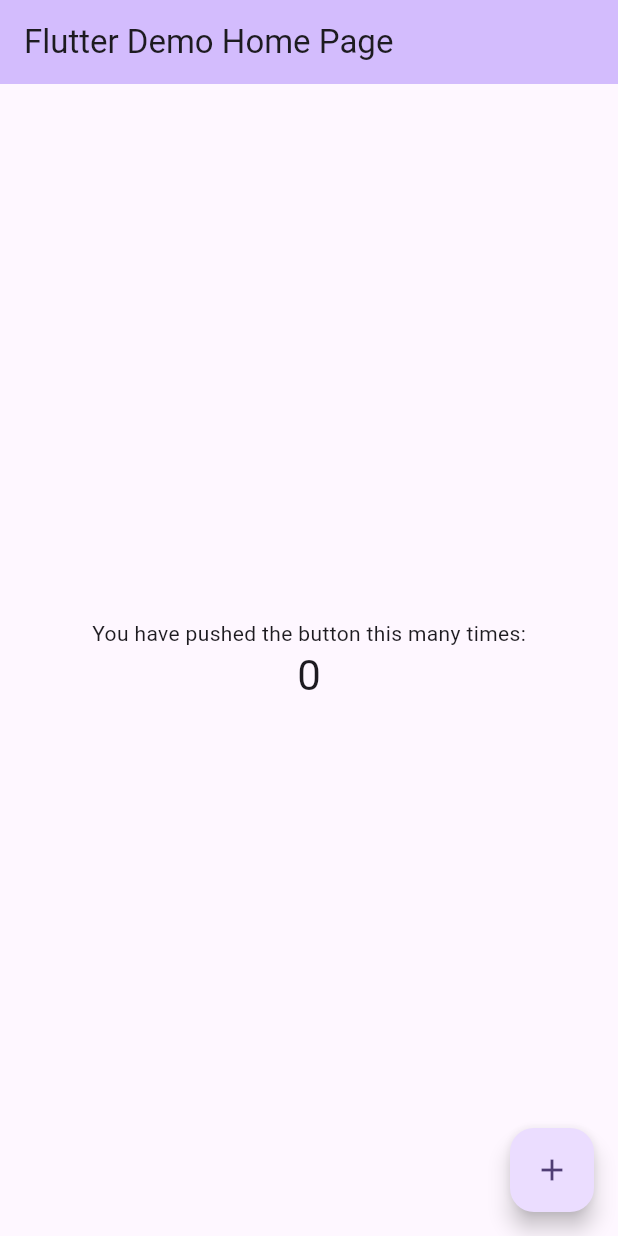
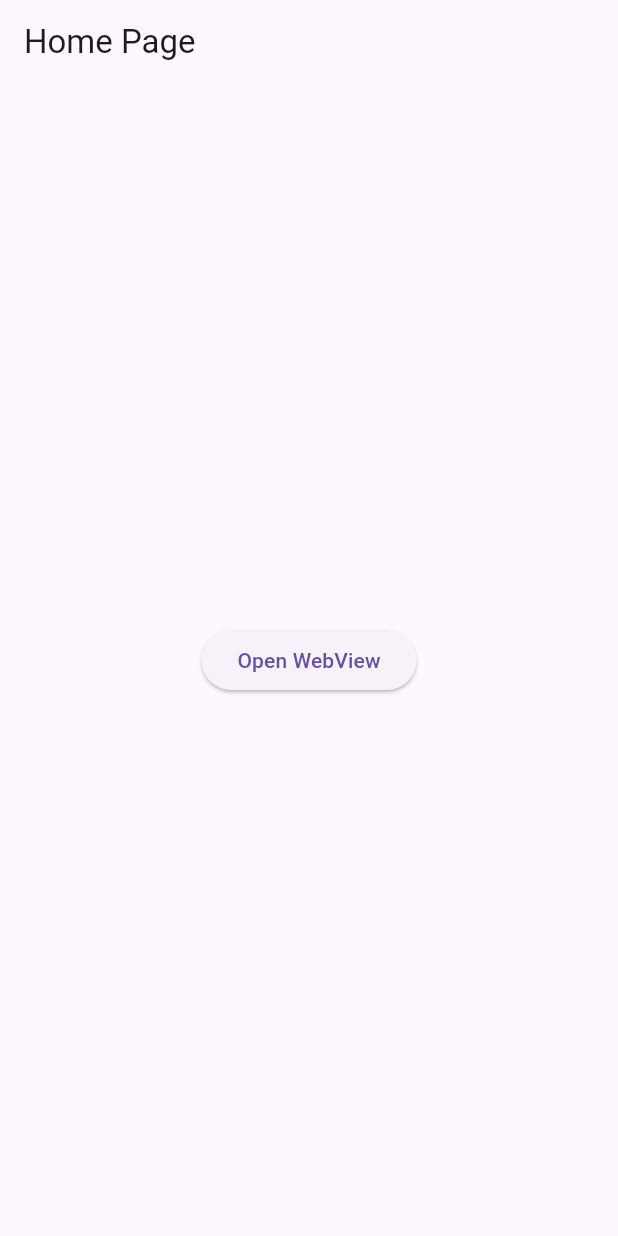
Before and after one commit to nkuv/lenapp, a Flutter app: the screen it shows after launch, on a phone screen of 412 x 824 dp. Run offline on Flutter 3.47's test engine with Material 3 defaults, Android fonts, the light colour scheme and no system bars; our stand-ins replace webview_flutter.

Commit message:
Added webview

```diff
--- a/lib/main.dart
+++ b/lib/main.dart
@@ -1,68 +1,46 @@
 import 'package:flutter/material.dart';
+import 'screens/webview_page.dart';
 
 void main() {
   runApp(const MyApp());
 }
 
 class MyApp extends StatelessWidget {
-  const MyApp({super.key});
+  const MyApp({super.key});  // Add const and key
 
   @override
   Widget build(BuildContext context) {
     return MaterialApp(
-      title: 'Lenient Tree',
-      debugShowCheckedModeBanner: false,
+      title: 'WebView Example',
       theme: ThemeData(
-        colorScheme: ColorScheme.fromSeed(seedColor: Colors.deepPurple),
-        useMaterial3: true,
+        primarySwatch: Colors.blue,
       ),
-      home: const MyHomePage(title: 'Flutter Demo Home Page'),
+      home: const MyHomePage(),
     );
   }
 }
 
-class MyHomePage extends StatefulWidget {
-  const MyHomePage({super.key, required this.title});
-  final String title;
-
-  @override
-  State<MyHomePage> createState() => _MyHomePageState();
-}
-
-class _MyHomePageState extends State<MyHomePage> {
-  int _counter = 0;
-
-  void _incrementCounter() {
-    setState(() {
-      _counter++;
-    });
-  }
+class MyHomePage extends StatelessWidget {
+  const MyHomePage({super.key});  // Add const and key
 
   @override
   Widget build(BuildContext context) {
     return Scaffold(
       appBar: AppBar(
-        backgroundColor: Theme.of(context).colorScheme.inversePrimary,
-        title: Text(widget.title),
+        title: const Text('Home Page'),
       ),
       body: Center(
-        child: Column(
-          mainAxisAlignment: MainAxisAlignment.center,
-          children: <Widget>[
-            const Text(
-              'You have pushed the button this many times:',
-            ),
-            Text(
-              '$_counter',
-              style: Theme.of(context).textTheme.headlineMedium,
-            ),
-          ],
+        child: ElevatedButton(
+          onPressed: () {
+            Navigator.push(
+              context,
+              MaterialPageRoute(
+                builder: (context) => WebViewPage(url: 'https://www.lenienttree.com'),
+              ),
+            );
+          },
+          child: const Text('Open WebView'),
         ),
-      ),
-      floatingActionButton: FloatingActionButton(
-        onPressed: _incrementCounter,
-        tooltip: 'Increment',
-        child: const Icon(Icons.add),
       ),
     );
   }
--- a/pubspec.yaml
+++ b/pubspec.yaml
@@ -16,7 +16,7 @@ publish_to: 'none' # Remove this line if you wish to publish to pub.dev
 # https://developer.apple.com/library/archive/documentation/General/Reference/InfoPlistKeyReference/Articles/CoreFoundationKeys.html
 # In Windows, build-name is used as the major, minor, and patch parts
 # of the product and file versions while build-number is used as the build suffix.
-version: 1.0.0+1
+version: 2.0.0+2
 
 environment:
   sdk: ^3.6.0
@@ -31,9 +31,8 @@ dependencies:
   flutter:
     sdk: flutter
 
-  # The following adds the Cupertino Icons font to your application.
-  # Use with the CupertinoIcons class for iOS style icons.
   cupertino_icons: ^1.0.8
+  webview_flutter: ^3.0.0
 
 dev_dependencies:
   flutter_test:
```
Also changed, not shown: lib/screens/webview_page.dart (added, +52 -0 lines), pubspec.lock, 3 other files.
